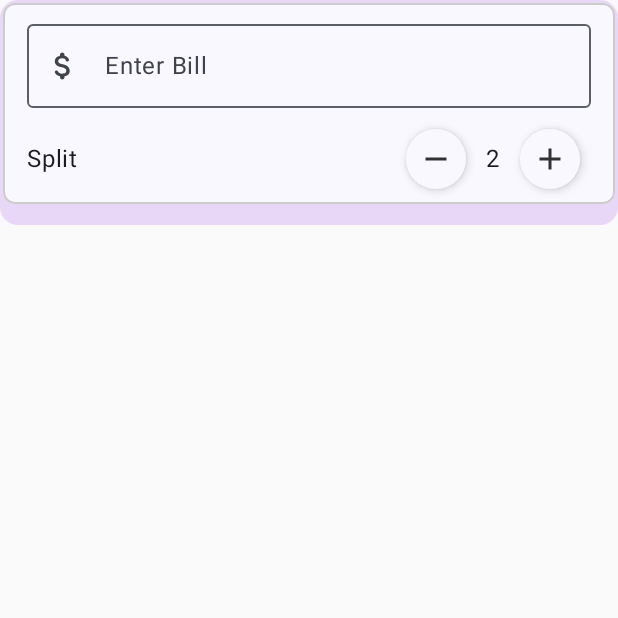
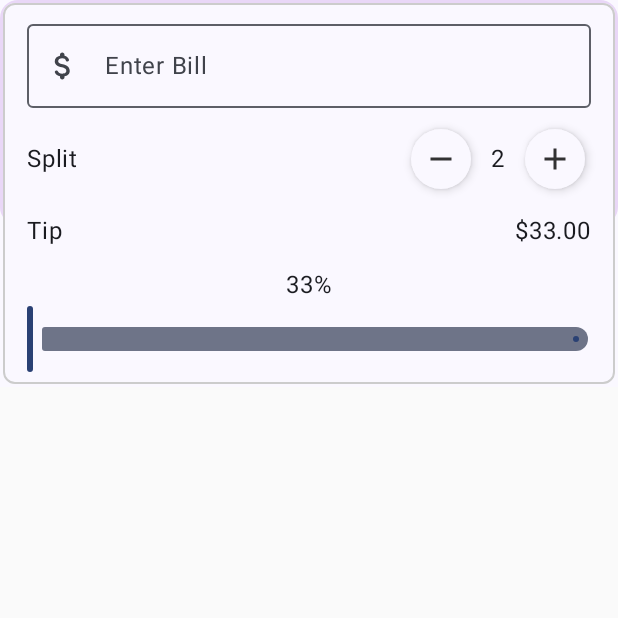
Before and after one commit to helgaprayoga/JetTipApp, an Android app built with Jetpack Compose: the screen it shows after launch (MainActivity), on a phone screen of 412 x 824 dp, the top half of it. Run offline under Robolectric (Android 15) with nearby library versions, the phone set to English and light mode, and no system bars.

```diff
--- a/app/src/main/java/com/learn/jettipapp/MainActivity.kt
+++ b/app/src/main/java/com/learn/jettipapp/MainActivity.kt
@@ -24,6 +24,7 @@ import androidx.compose.material.icons.filled.Add
 import androidx.compose.material.icons.filled.Remove
 import androidx.compose.material3.MaterialTheme
 import androidx.compose.material3.Scaffold
+import androidx.compose.material3.Slider
 import androidx.compose.material3.Surface
 import androidx.compose.material3.Text
 import androidx.compose.runtime.Composable
@@ -116,6 +117,9 @@ fun BillForm(
         totalBillsState.value.trim().isNotEmpty()
     }
     val keyboardController = LocalSoftwareKeyboardController.current
+    val slidePositionState = remember {
+        mutableStateOf(0f)
+    }
 
     Surface(
         modifier = Modifier
@@ -143,8 +147,12 @@ fun BillForm(
                 }
             )
             if (!validState) {
+                Column(
+                    modifier.padding(horizontal = 10.dp),
+                    verticalArrangement = Arrangement.spacedBy(12.dp)
+                ) {
                     Row(
-                    modifier.padding(start = 10.dp, end = 10.dp).fillMaxWidth(),
+                        modifier.fillMaxWidth(),
                         horizontalArrangement = Arrangement.SpaceBetween
                     ) {
                         Text(
@@ -152,7 +160,6 @@ fun BillForm(
                             modifier.align(alignment = Alignment.CenterVertically)
                         )
                         Row(
-                        modifier.padding(horizontal = 3.dp),
                             horizontalArrangement = Arrangement.End
                         ) {
                             RoundIconButton(
@@ -175,11 +182,30 @@ fun BillForm(
                             )
                         }
                     }
-            } else {
-                Box(
 
+                    // Tip Row
+                    Row(
+                        modifier.fillMaxWidth(),
+                        horizontalArrangement = Arrangement.SpaceBetween
                     ) {
+                        Text(text = "Tip", modifier.align(alignment = Alignment.CenterVertically))
+                        Text(text = "$33.00", modifier.align(alignment = Alignment.CenterVertically))
+                    }
 
+                    Column(
+                        verticalArrangement = Arrangement.Center,
+                        horizontalAlignment = Alignment.CenterHorizontally
+                    ) {
+                        Text(text = "33%")
+
+                        // Slider
+                        Slider(
+                            value = slidePositionState.value,
+                            onValueChange = { newVal ->
+                                slidePositionState.value = newVal
+                            }
+                        )
+                    }
                 }
             }
         }
```
Lines whose indentation alone changed are shown as unchanged.
